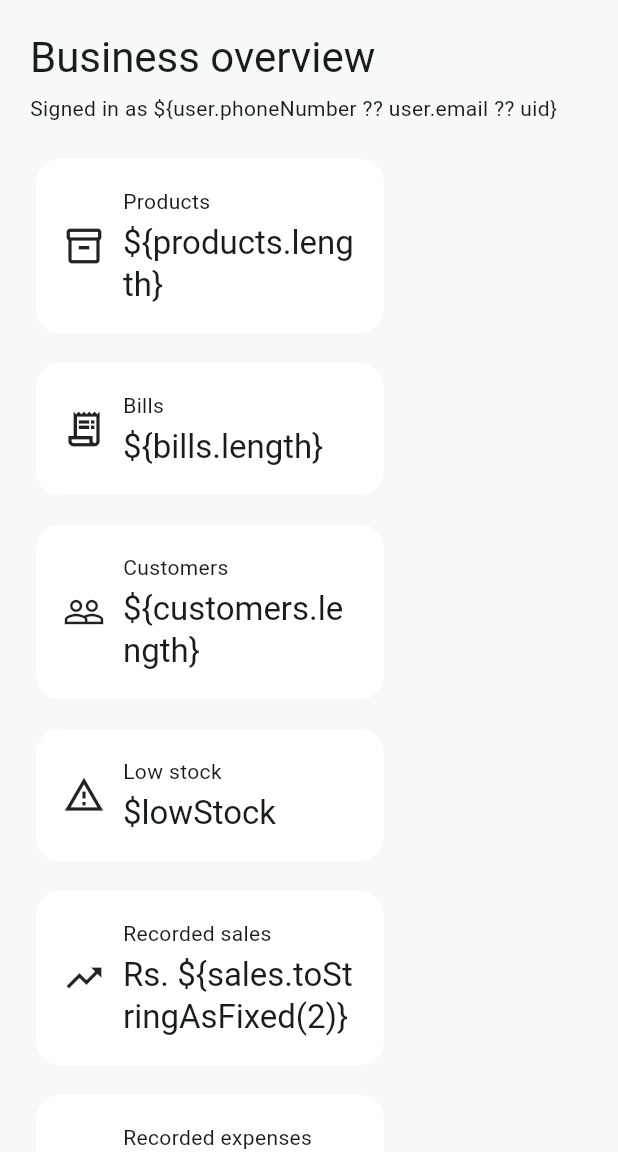
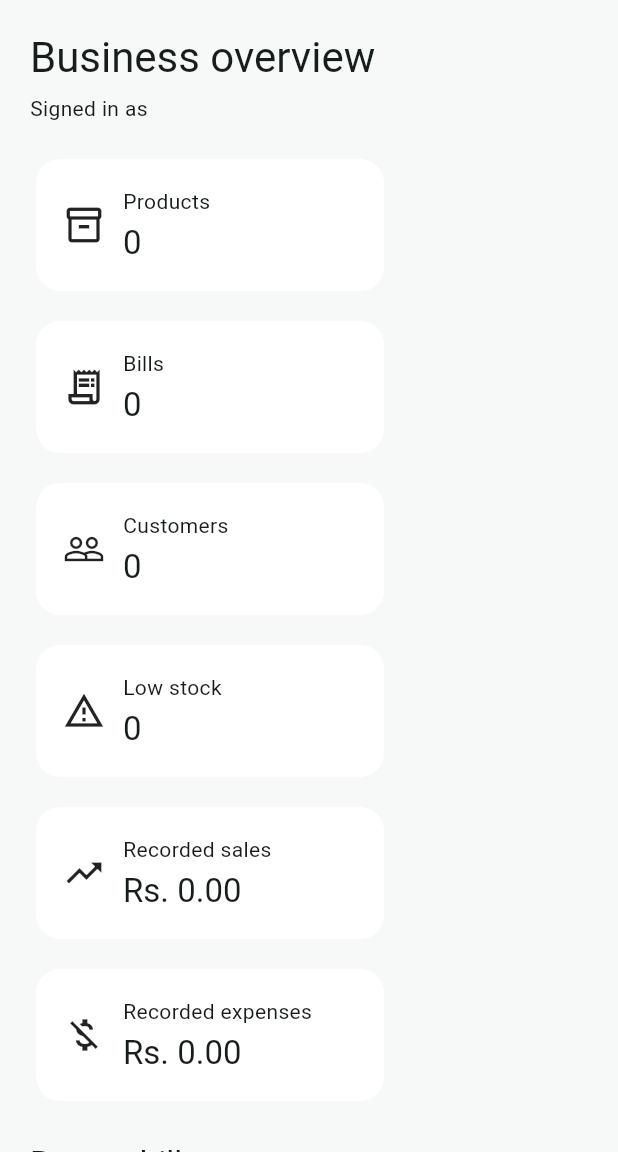
Before and after one commit to Spy2024/shopkeeper_pro, a Flutter app: the WebDashboardScreen screen opened directly, on a phone screen of 412 x 824 dp, the part 84-1236 px from its top. Run offline on Flutter 3.47's test engine with Material 3 defaults, Android fonts, the phone set to English and light mode, and no system bars; our stand-ins replace cloud_firestore, connectivity_plus, firebase_auth, firebase_core, fl_chart, flutter_secure_storage and 4 more; accounts and stored records are empty.

Commit message:
Fix dashboard Dart interpolation

```diff
--- a/lib/screens/dashboard/web_dashboard_screen.dart
+++ b/lib/screens/dashboard/web_dashboard_screen.dart
@@ -64,15 +64,15 @@ class WebDashboardScreen extends StatelessWidget {
             children: [
               Text('Business overview', style: Theme.of(context).textTheme.headlineMedium),
               const SizedBox(height: 6),
-              Text('Signed in as \${user.phoneNumber ?? user.email ?? uid}', maxLines: 1, overflow: TextOverflow.ellipsis),
+              Text('Signed in as ${user.phoneNumber ?? user.email ?? uid}', maxLines: 1, overflow: TextOverflow.ellipsis),
               const SizedBox(height: 20),
               Wrap(spacing: 12, runSpacing: 12, children: [
-                _MetricCard(title: 'Products', value: '\${products.length}', icon: Icons.inventory_2_outlined),
-                _MetricCard(title: 'Bills', value: '\${bills.length}', icon: Icons.receipt_long_outlined),
-                _MetricCard(title: 'Customers', value: '\${customers.length}', icon: Icons.people_outline),
-                _MetricCard(title: 'Low stock', value: '\$lowStock', icon: Icons.warning_amber_outlined),
-                _MetricCard(title: 'Recorded sales', value: 'Rs. \${sales.toStringAsFixed(2)}', icon: Icons.trending_up),
-                _MetricCard(title: 'Recorded expenses', value: 'Rs. \${expenseTotal.toStringAsFixed(2)}', icon: Icons.money_off),
+                _MetricCard(title: 'Products', value: '${products.length}', icon: Icons.inventory_2_outlined),
+                _MetricCard(title: 'Bills', value: '${bills.length}', icon: Icons.receipt_long_outlined),
+                _MetricCard(title: 'Customers', value: '${customers.length}', icon: Icons.people_outline),
+                _MetricCard(title: 'Low stock', value: '$lowStock', icon: Icons.warning_amber_outlined),
+                _MetricCard(title: 'Recorded sales', value: 'Rs. ${sales.toStringAsFixed(2)}', icon: Icons.trending_up),
+                _MetricCard(title: 'Recorded expenses', value: 'Rs. ${expenseTotal.toStringAsFixed(2)}', icon: Icons.money_off),
               ]),
               const SizedBox(height: 24),
               Text('Recent bills', style: Theme.of(context).textTheme.titleLarge),
@@ -86,8 +86,8 @@ class WebDashboardScreen extends StatelessWidget {
                   return Card(
                     child: ListTile(
                       leading: const Icon(Icons.receipt_long),
-                      title: Text('Bill \${bill.id}'),
-                      subtitle: Text('Date: \${data['date'] ?? data['createdAt'] ?? 'Unknown'}'),
+                      title: Text('Bill ${bill.id}'),
+                      subtitle: Text('Date: ${data['date'] ?? data['createdAt'] ?? 'Unknown'}'),
                       trailing: Text('$amount'),
                     ),
                   );
```
